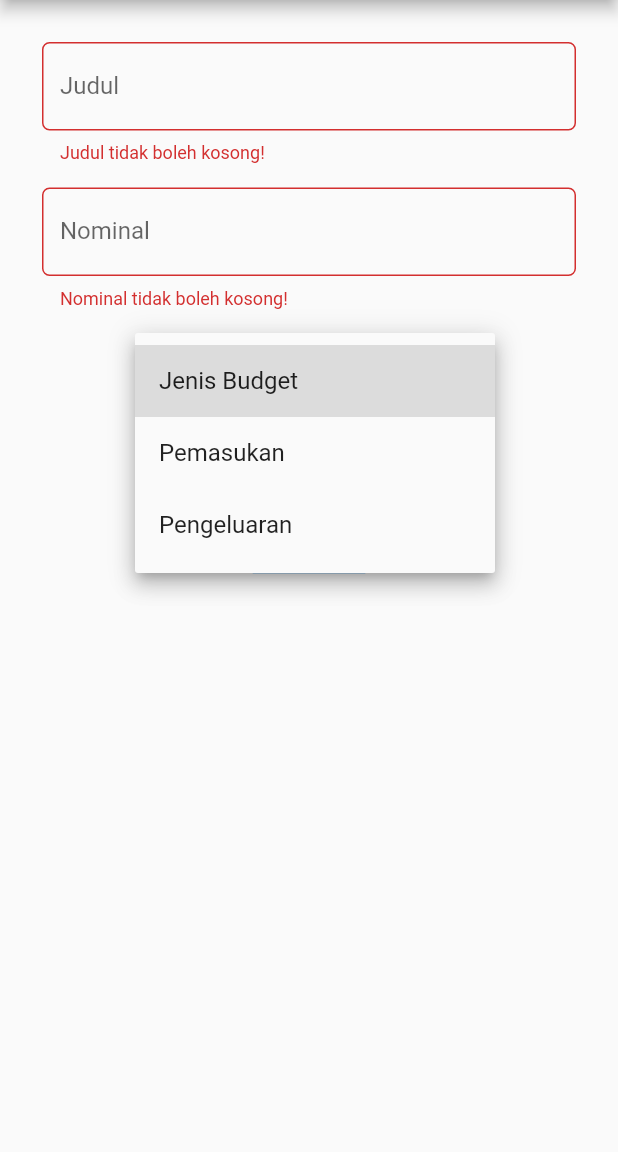
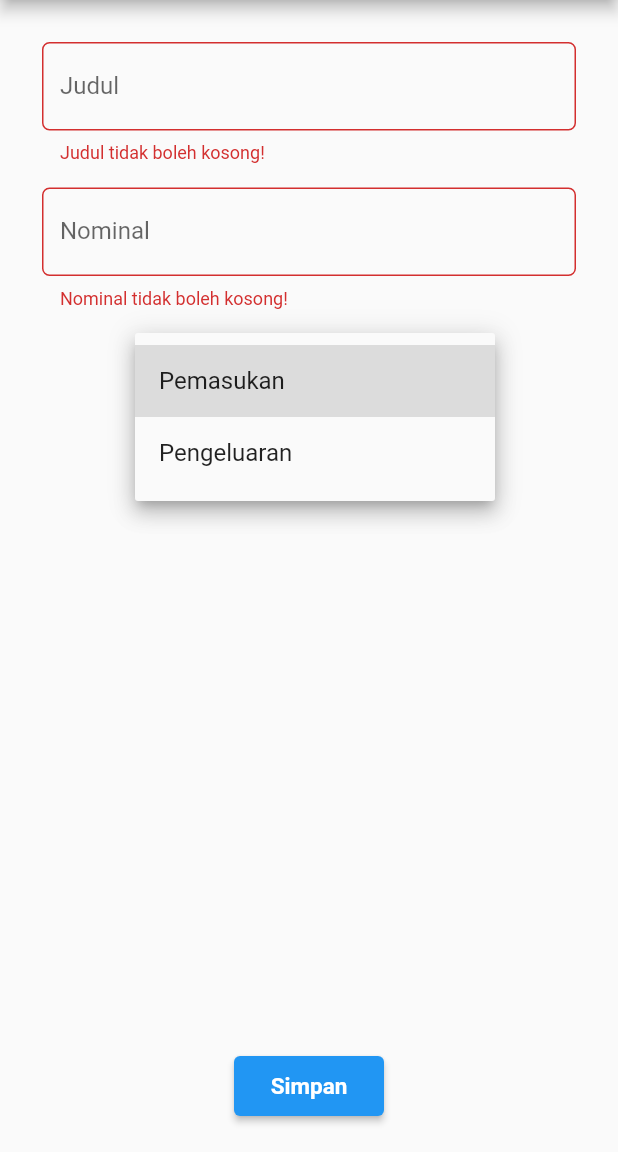
Before and after one commit to fadlanariel/pbp-flutter-lab, a Flutter app: the MyFormPage screen opened directly, after a tap on "Simpan", after a tap on "Jenis Budget", on a phone screen of 412 x 824 dp, the part 84-1236 px from its top. Run offline on Flutter 3.47's test engine with Material 2 defaults, Android fonts, the phone set to English and light mode, and no system bars.

Commit message:
Edit dropdown and button

```diff
--- a/lib/form.dart
+++ b/lib/form.dart
@@ -15,9 +15,9 @@ class _MyFormPageState extends State<MyFormPage> {
   final _formKey = GlobalKey<FormState>();
   String _judul = "";
   int _nominal = 0;
-  String _jenis = 'Jenis Budget';
+  String? _jenis;
   List<MyBudget> listMyBudget = [];
-  List<String> jenisBudget = ['Jenis Budget', 'Pemasukan', 'Pengeluaran'];
+  List<String> jenisBudget = ['Pemasukan', 'Pengeluaran'];
 
   @override
   Widget build(BuildContext context) {
@@ -44,10 +44,7 @@ class _MyFormPageState extends State<MyFormPage> {
               title: const Text('Tambah Budget'),
               onTap: () {
                 // Route menu ke halaman form
-                Navigator.pop(
-                  context,
-                  MaterialPageRoute(builder: (context) => const MyFormPage()),
-                );
+                Navigator.pop(context);
               },
             ),
             ListTile(
@@ -65,7 +62,6 @@ class _MyFormPageState extends State<MyFormPage> {
       ),
       body: Form(
         key: _formKey,
-        child: SingleChildScrollView(
         child: Container(
           padding: const EdgeInsets.all(20.0),
           child: Column(
@@ -146,6 +142,7 @@ class _MyFormPageState extends State<MyFormPage> {
                     padding: const EdgeInsets.only(top: 5, bottom: 10),
                     child: DropdownButtonFormField(
                       value: _jenis,
+                      hint: Text("Jenis Budget"),
                       icon: const Icon(Icons.keyboard_arrow_down),
                       items: jenisBudget.map((String items) {
                         return DropdownMenuItem(
@@ -157,9 +154,10 @@ class _MyFormPageState extends State<MyFormPage> {
                         setState(() {
                           _jenis = newValue!;
                         });
+
                       },
                       validator: (value) {
-                          if (value == 'Jenis Budget') {
+                        if (value == null) {
                           return 'Jenis Budget tidak boleh kosong!';
                         }
                         return null;
@@ -169,17 +167,19 @@ class _MyFormPageState extends State<MyFormPage> {
                 ),
               ),
               // Button
-
-                Container(
-                  width: MediaQuery.of(context).size.width/5,
-                  margin: EdgeInsets.fromLTRB(0, MediaQuery.of(context).size.height/20, 0, 0),
-                  child: TextButton(
-                    style: ButtonStyle(
-                      backgroundColor: MaterialStateProperty.all(Colors.blue),
+              const Spacer(),
+              ElevatedButton(
+                style: ElevatedButton.styleFrom(
+                  backgroundColor: Colors.blue,
+                  minimumSize: const Size(100, 40),
+                  textStyle: const TextStyle(
+                      fontSize: 15,
+                      fontWeight: FontWeight.bold,
+                  ),
                 ),
                 onPressed: () {
                   if (_formKey.currentState!.validate()) {
-                        MyBudget budgetItem = MyBudget(_judul, _nominal, _jenis);
+                    MyBudget budgetItem = MyBudget(_judul, _nominal, _jenis!);
                     listMyBudget.add(budgetItem);
                     MyBudget.listBudget.add(budgetItem);
                     _formKey.currentState?.reset();
@@ -192,7 +192,7 @@ class _MyFormPageState extends State<MyFormPage> {
                           ),
                           elevation: 15,
                           child: ListView(
-                                padding: const EdgeInsets.only(top : 20, bottom: 20),
+                            padding: const EdgeInsets.only(top: 20, bottom: 20),
                             shrinkWrap: true,
                             children: <Widget>[
                               const Center(
@@ -219,9 +219,7 @@ class _MyFormPageState extends State<MyFormPage> {
                   style: TextStyle(color: Colors.white),
                 ),
               ),
-                ),
             ],
-            ),
           ),
         ),
       ),
--- a/lib/main.dart
+++ b/lib/main.dart
@@ -99,10 +99,7 @@ class _MyHomePageState extends State<MyHomePage> {
               title: const Text('counter_7'),
               onTap: () {
                 // Route menu ke halaman utama
-                Navigator.pop(
-                  context,
-                  MaterialPageRoute(builder: (context) => const MyHomePage()),
-                );
+                Navigator.pop(context);
               },
             ),
             ListTile(
```
Also changed, not shown: lib/data.dart (+13 -14 lines). Lines whose indentation alone changed are shown as unchanged.
